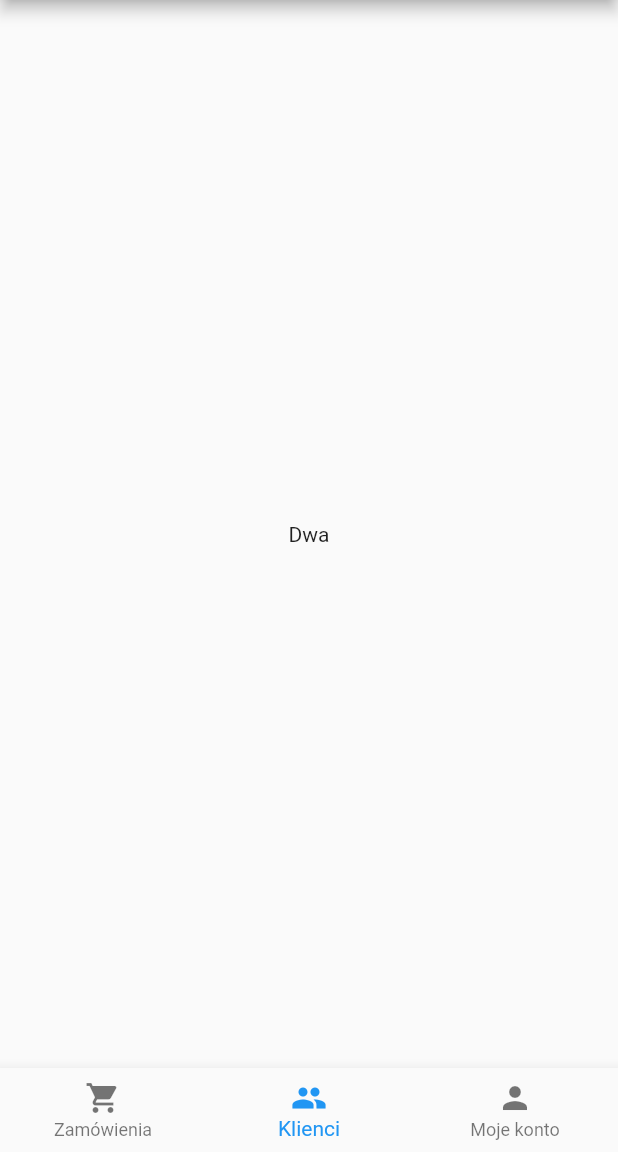
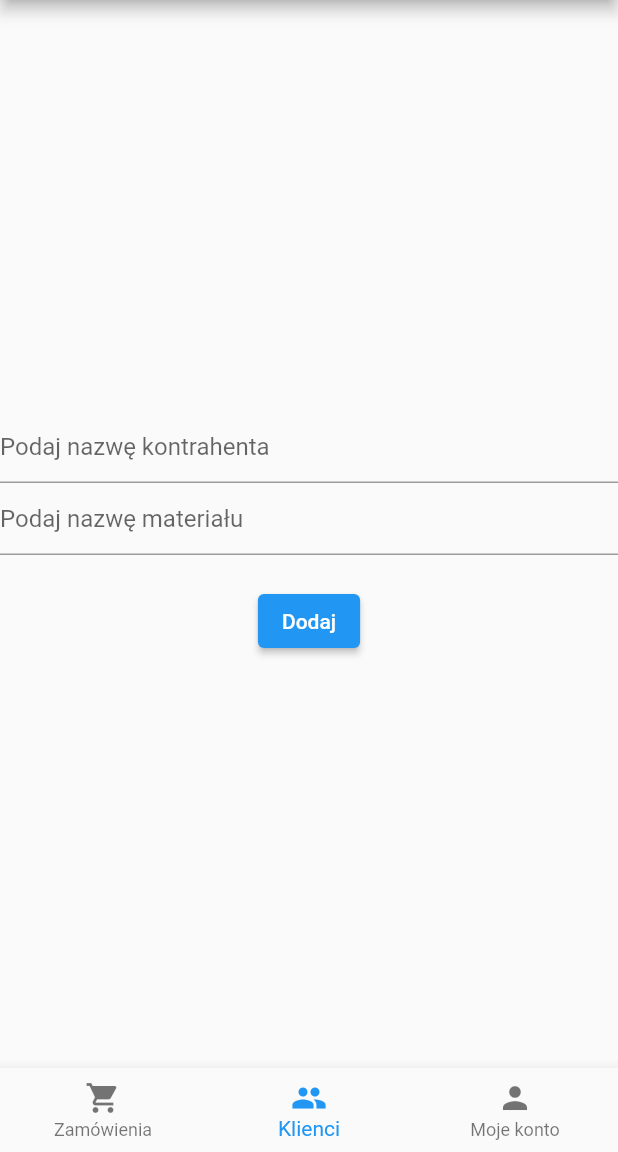
Before and after one commit to kamilgadek/controla, a Flutter app: the screen it shows once a user with an empty profile is signed in, item 2 of the bottom bar chosen, on a phone screen of 412 x 824 dp, the part 84-1236 px from its top. Run offline on Flutter 3.47's test engine with Material 2 defaults, Android fonts, the light colour scheme and no system bars; our stand-ins replace cloud_firestore, firebase_auth, firebase_core; accounts and stored records are empty.

Commit message:
Implement adding orders

```diff
--- a/lib/app/home/value/value_page_conent.dart
+++ b/lib/app/home/value/value_page_conent.dart
@@ -1,14 +1,58 @@
+import 'package:cloud_firestore/cloud_firestore.dart';
 import 'package:flutter/material.dart';
 
-class ValuePageContent extends StatelessWidget {
+class ValuePageContent extends StatefulWidget {
   const ValuePageContent({
     super.key,
   });
 
   @override
+  State<ValuePageContent> createState() => _ValuePageContentState();
+}
+
+class _ValuePageContentState extends State<ValuePageContent> {
+  var contrahentsName = '';
+  var materialName = '';
+
+  @override
   Widget build(BuildContext context) {
-    return const Center(
-      child: Text('Dwa'),
+    return Center(
+      child: Column(
+        mainAxisAlignment: MainAxisAlignment.center,
+        children: [
+          TextField(
+            decoration: const InputDecoration(
+              hintText: 'Podaj nazwę kontrahenta',
+            ),
+            onChanged: (newValue) {
+              setState(() {
+                contrahentsName = newValue;
+              });
+            },
+          ),
+          TextField(
+            decoration: const InputDecoration(
+              hintText: 'Podaj nazwę materiału',
+            ),
+            onChanged: (newValue) {
+              setState(() {
+                materialName = newValue;
+              });
+            },
+          ),
+          const SizedBox(height: 20),
+          ElevatedButton(
+            onPressed: () {
+              FirebaseFirestore.instance.collection('contrahents').add({
+                'name' : contrahentsName,
+                'material' : materialName,
+                'value' : 4.0,
+              });
+            },
+            child: const Text('Dodaj'),
+          ),
+        ],
+      ),
     );
   }
 }
```
